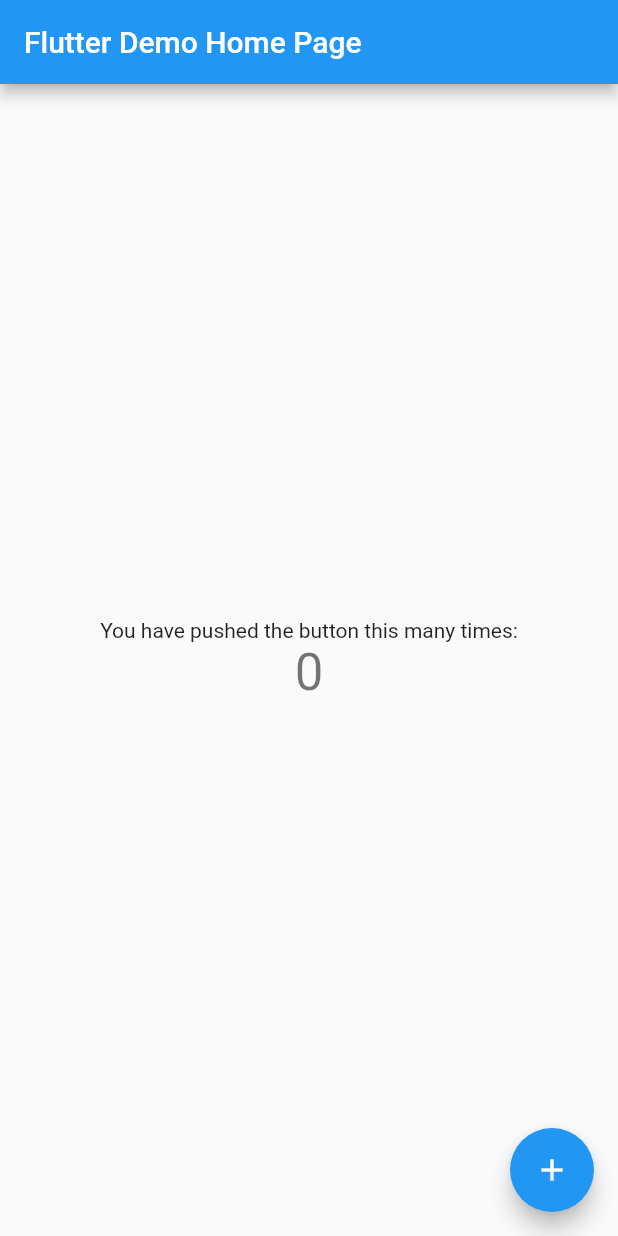
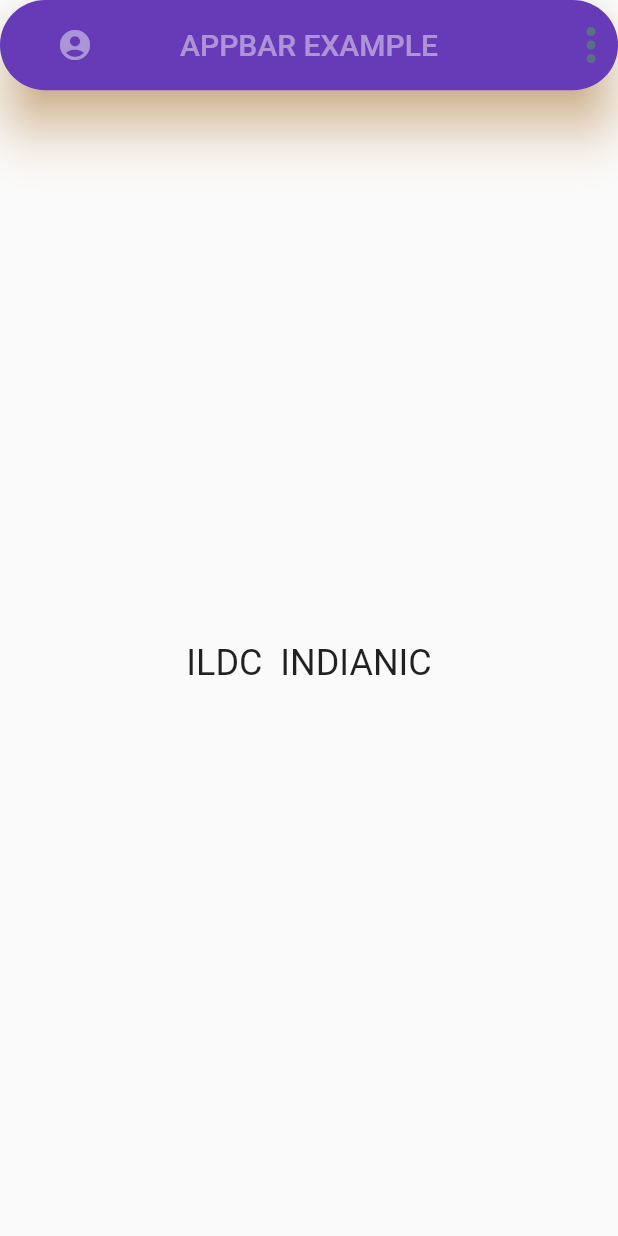
Before and after one commit to ruhikariya/appbar, a Flutter app: the screen it shows after launch, on a phone screen of 412 x 824 dp. Run offline on Flutter 3.47's test engine with Material 2 defaults, Android fonts, the phone set to English and light mode, and no system bars.

Commit message:
Update main.dart

```diff
--- a/appbar/lib/main.dart
+++ b/appbar/lib/main.dart
@@ -1,113 +1,32 @@
-import 'package:flutter/material.dart';
+import "package:flutter/material.dart";
+
 
 void main() {
-  runApp(MyApp());
+  runApp(MaterialApp(
+    home: Scaffold(
+      appBar: AppBar(
+        leading: Icon(Icons.account_circle_rounded),
+       leadingWidth: 100,
+        title: Text("APPBAR EXAMPLE"),
+        actions: [
+        Icon(Icons.more_vert),],
+        actionsIconTheme: IconThemeData(color: Colors.green, size: 36),
+        titleSpacing: 00.0,
+        centerTitle: true,
+        toolbarHeight: 60.2,
+        toolbarOpacity: 0.5,
+        shadowColor: Colors.orangeAccent,
+        shape: RoundedRectangleBorder(borderRadius: BorderRadius.circular(360)),
+        elevation: 15,
+        backgroundColor: Colors.deepPurple,
+      ), //AppBar
+      body: const Center(
+        child: Text(
+          'ILDC  INDIANIC',
+          style: TextStyle(fontSize: 24),
+        ), //Text
+      ), //Center
+    ), //Scaffold
+    debugShowCheckedModeBanner: false, //Removing Debug Banner
+  )); //MaterialApp
 }
-
-class MyApp extends StatelessWidget {
-  // This widget is the root of your application.
-  @override
-  Widget build(BuildContext context) {
-    return MaterialApp(
-      title: 'Flutter Demo',
-      theme: ThemeData(
-        // This is the theme of your application.
-        //
-        // Try running your application with "flutter run". You'll see the
-        // application has a blue toolbar. Then, without quitting the app, try
-        // changing the primarySwatch below to Colors.green and then invoke
-        // "hot reload" (press "r" in the console where you ran "flutter run",
-        // or simply save your changes to "hot reload" in a Flutter IDE).
-        // Notice that the counter didn't reset back to zero; the application
-        // is not restarted.
-        primarySwatch: Colors.blue,
-      ),
-      home: MyHomePage(title: 'Flutter Demo Home Page'),
-    );
-  }
-}
-
-class MyHomePage extends StatefulWidget {
-  MyHomePage({Key? key, required this.title}) : super(key: key);
-
-  // This widget is the home page of your application. It is stateful, meaning
-  // that it has a State object (defined below) that contains fields that affect
-  // how it looks.
-
-  // This class is the configuration for the state. It holds the values (in this
-  // case the title) provided by the parent (in this case the App widget) and
-  // used by the build method of the State. Fields in a Widget subclass are
-  // always marked "final".
-
-  final String title;
-
-  @override
-  _MyHomePageState createState() => _MyHomePageState();
-}
-
-class _MyHomePageState extends State<MyHomePage> {
-  int _counter = 0;
-
-  void _incrementCounter() {
-    setState(() {
-      // This call to setState tells the Flutter framework that something has
-      // changed in this State, which causes it to rerun the build method below
-      // so that the display can reflect the updated values. If we changed
-      // _counter without calling setState(), then the build method would not be
-      // called again, and so nothing would appear to happen.
-      _counter++;
-    });
-  }
-
-  @override
-  Widget build(BuildContext context) {
-    // This method is rerun every time setState is called, for instance as done
-    // by the _incrementCounter method above.
-    //
-    // The Flutter framework has been optimized to make rerunning build methods
-    // fast, so that you can just rebuild anything that needs updating rather
-    // than having to individually change instances of widgets.
-    return Scaffold(
-      appBar: AppBar(
-        // Here we take the value from the MyHomePage object that was created by
-        // the App.build method, and use it to set our appbar title.
-        title: Text(widget.title),
-      ),
-      body: Center(
-        // Center is a layout widget. It takes a single child and positions it
-        // in the middle of the parent.
-        child: Column(
-          // Column is also a layout widget. It takes a list of children and
-          // arranges them vertically. By default, it sizes itself to fit its
-          // children horizontally, and tries to be as tall as its parent.
-          //
-          // Invoke "debug painting" (press "p" in the console, choose the
-          // "Toggle Debug Paint" action from the Flutter Inspector in Android
-          // Studio, or the "Toggle Debug Paint" command in Visual Studio Code)
-          // to see the wireframe for each widget.
-          //
-          // Column has various properties to control how it sizes itself and
-          // how it positions its children. Here we use mainAxisAlignment to
-          // center the children vertically; the main axis here is the vertical
-          // axis because Columns are vertical (the cross axis would be
-          // horizontal).
-          mainAxisAlignment: MainAxisAlignment.center,
-          children: <Widget>[
-            Text(
-              'You have pushed the button this many times:',
-            ),
-            Text(
-              '$_counter',
-              style: Theme.of(context).textTheme.headline4,
-            ),
-          ],
-        ),
-      ),
-      floatingActionButton: FloatingActionButton(
-        onPressed: _incrementCounter,
-        tooltip: 'Increment',
-        child: Icon(Icons.add),
-      ), // This trailing comma makes auto-formatting nicer for build methods.
-    );
-  }
-}
```
